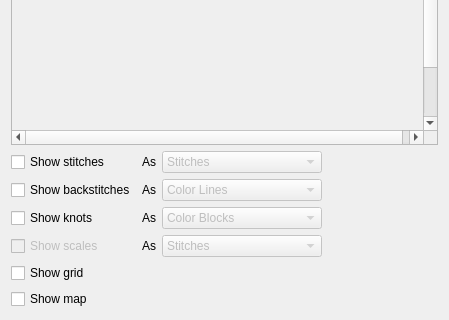
Above: ui/PatternElement.ui from KDE/kxstitch before the change; both pictures show x 0 to 449 and y 241 to 561 of the 449 by 561 pixel window. Below: the same form after it.
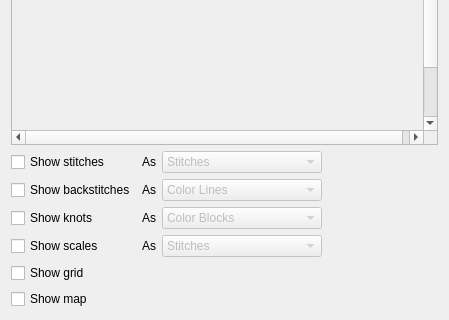
That is the form after the change. Custom widgets are drawn as their Qt base class.

Commit message: Added scales to pattern elements for printing

```diff
--- a/ui/PatternElement.ui
+++ b/ui/PatternElement.ui
@@ -173,7 +173,7 @@
      <item row="3" column="0">
       <widget class="QCheckBox" name="ShowScales">
        <property name="enabled">
-        <bool>false</bool>
+        <bool>true</bool>
        </property>
        <property name="toolTip">
         <string>Not currently implemented</string>
```
The commit also changes 1 other file.
